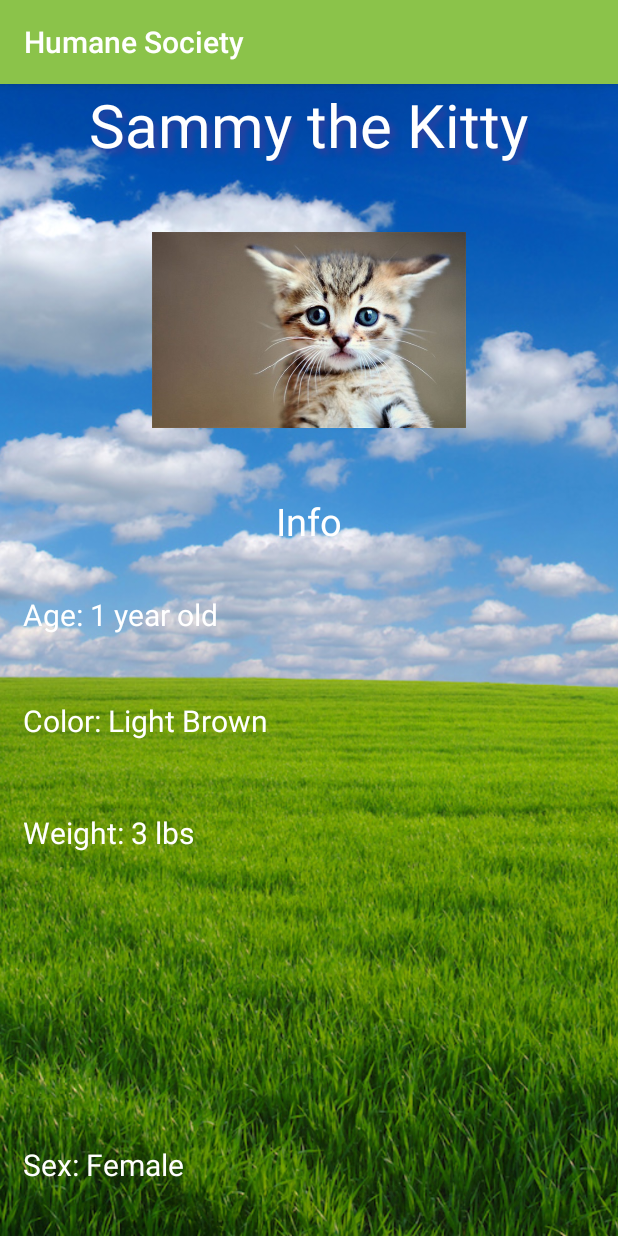
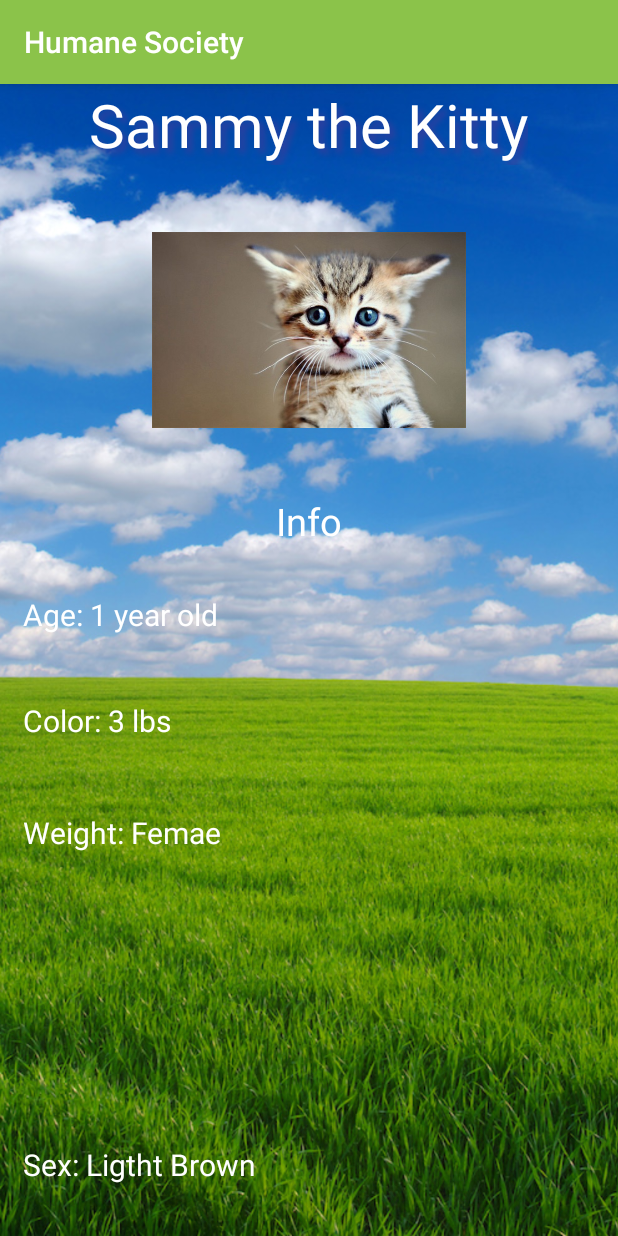
Before and after one commit to kdeganos/humane-society-android, an Android app: the AdoptActivity screen opened directly, with no data from a screen before it, after a tap on "Sammy the Kitty", on a phone screen of 412 x 824 dp. Run offline under Robolectric (Android 15) with nearby library versions, the phone set to English and light mode, and no system bars; our stand-ins replace ButterKnife, Picasso.

```diff
--- a/app/src/main/java/com/epicodus/humanesociety/AdoptActivity.java
+++ b/app/src/main/java/com/epicodus/humanesociety/AdoptActivity.java
@@ -11,6 +11,8 @@ import android.widget.ListView;
 
 import com.squareup.picasso.Picasso;
 
+import java.util.ArrayList;
+
 import butterknife.Bind;
 import butterknife.ButterKnife;
 
@@ -18,12 +20,11 @@ public class AdoptActivity extends AppCompatActivity {
     @Bind(R.id.petView) ListView mPetView;
     private static final String TAG = AdoptActivity.class.getSimpleName();
     private String[] pets = new String[] {"Buddy the Dog", "Jack the Rabbit", "Sammy the Kitty", "Roger the Lizard"};
-    private String[] ages = new String[] {"9 months", "2 years", "1 year", "3 years"};
-    private String[] sex = new String[] {"Male", "Male", "Female", "Male"};
-    private String[] color = new String[] {"Golden", "Gray", "Light Brown", "Blue"};
-    private String[] weight = new String[] {"10 lbs", "3 lbs", "3 lbs", "1 lb"};
-    private String[] imageLocation = new String [] {"../app/src/main/res/drawable/buddy_dog.jpg", "../app/src/main/res/drawable/jack_rabbit.jpg"
-    , "../app/src/main/res/drawable/sammy_kitten.jpg", "../app/src/main/res/drawable/roger_lizard.jpg"};
+
+    Pet[] petArray = {new Pet("Buddy the Dog", "9 months", "Male", "Golden", "10 lbs", R.drawable.buddy_dog),
+            new Pet("Jack the Rabbit", "2 years", "Male", "Gray", "3 lbs", R.drawable.jack_rabbit),
+            new Pet("Sammy the Kitty", "1 year", "Femae", "Ligtht Brown", "3 lbs", R.drawable.sammy_kitten),
+            new Pet("Roger the Lizard", "3 years", "Male", "Blue", "1 lb", R.drawable.roger_lizard)};
 
     Integer[] imageId = {
             R.drawable.buddy_dog,
@@ -37,6 +38,7 @@ public class AdoptActivity extends AppCompatActivity {
         super.onCreate(savedInstanceState);
         setContentView(R.layout.activity_adopt);
         ButterKnife.bind(this);
+
         CustomList adapter = new
                 CustomList(AdoptActivity.this, pets, imageId);
         mPetView.setAdapter(adapter);
@@ -46,21 +48,11 @@ public class AdoptActivity extends AppCompatActivity {
             public void onItemClick(AdapterView<?> parent, View view,
                                     int position, long id) {
                 Intent intent = new Intent(AdoptActivity.this, ProfileActivity.class);
-                intent.putExtra("petName", pets[position]);
-                intent.putExtra("age", ages[position]);
-                intent.putExtra("sex", sex[position]);
-                intent.putExtra("color", color[position]);
-                intent.putExtra("weight", weight[position]);
-                intent.putExtra("imageId", imageId[position].toString());
-//                Log.d(TAG, imageId[position].toString());
+                intent.putExtra("petObject", petArray[position]);
+
                 startActivity(intent);
-//                Toast.makeText(MainActivity.this, "You Clicked at " +web[+ position], Toast.LENGTH_SHORT).show();
-
             }
         });
 
-//
-//        ArrayAdapter adapter = new ArrayAdapter(this, android.R.layout.simple_list_item_1, pets);
-//        mPetView.setAdapter(adapter);
     }
 }
--- /dev/null
+++ b/app/src/main/java/com/epicodus/humanesociety/Pet.java
@@ -0,0 +1,54 @@
+package com.epicodus.humanesociety;
+
+import android.os.Parcel;
+import android.os.Parcelable;
+
+public class Pet implements Parcelable {
+    String mName;
+    String mAge;
+    String mWeight;
+    String mSex;
+    String mColor;
+    int mImageId;
+
+    @Override
+    public int describeContents() {
+        return 0;
+    }
+
+    @Override
+    public void writeToParcel(Parcel out, int flags) {
+        out.writeString(mName);
+        out.writeString(mAge);
+        out.writeString(mWeight);
+        out.writeString(mSex);
+        out.writeString(mColor);
+        out.writeInt(mImageId);
+    }
+    public Pet (String sName, String sAge, String sWeight, String sSex, String sColor, int sImageId) {
+        this.mName = sName;
+        this.mAge = sAge;
+        this.mWeight = sWeight;
+        this.mSex = sSex;
+        this.mColor = sColor;
+        this.mImageId = sImageId;
+    }
+    public static final Parcelable.Creator<Pet> CREATOR = new Parcelable.Creator<Pet>() {
+        public Pet createFromParcel(Parcel in) {
+            return new Pet(in);
+        }
+
+        public Pet[] newArray(int size) {
+            return new Pet[size];
+        }
+    };
+
+    private Pet(Parcel in) {
+        mName = in.readString();
+        mAge = in.readString();
+        mWeight = in.readString();
+        mSex = in.readString();
+        mColor = in.readString();
+        mImageId = in.readInt();
+    }
+}
--- a/app/src/main/java/com/epicodus/humanesociety/ProfileActivity.java
+++ b/app/src/main/java/com/epicodus/humanesociety/ProfileActivity.java
@@ -9,7 +9,6 @@ import android.widget.TextView;
 import butterknife.Bind;
 import butterknife.ButterKnife;
 
-import static java.lang.Integer.parseInt;
 
 public class ProfileActivity extends AppCompatActivity {
     @Bind(R.id.petNameView) TextView mPetNameView;
@@ -25,21 +24,14 @@ public class ProfileActivity extends AppCompatActivity {
         setContentView(R.layout.activity_profile);
         ButterKnife.bind(this);
 
-        Intent intent = getIntent();
-        String petName = intent.getStringExtra("petName");
-        String age = intent.getStringExtra("age");
-        String sex = intent.getStringExtra("sex");
-        String color = intent.getStringExtra("color");
-        String weight = intent.getStringExtra("weight");
-        String imageId = intent.getStringExtra("imageId");
+        Pet pet = getIntent().getParcelableExtra("petObject");
 
-        mPetNameView.setText(petName);
-        mPetImageView.setImageResource(parseInt(imageId));
-        mPetAgeView.setText("Age: " + age + " old");
-        mPetSexView.setText("Sex: " + sex);
-        mPetColorView.setText("Color: " + color);
-        mPetWeightView.setText("Weight: " + weight);
-
+        mPetNameView.setText(pet.mName);
+        mPetImageView.setImageResource(pet.mImageId);
+        mPetAgeView.setText("Age: " + pet.mAge + " old");
+        mPetSexView.setText("Sex: " + pet.mSex);
+        mPetColorView.setText("Color: " + pet.mColor);
+        mPetWeightView.setText("Weight: " + pet.mWeight);
 
     }
 }
```
